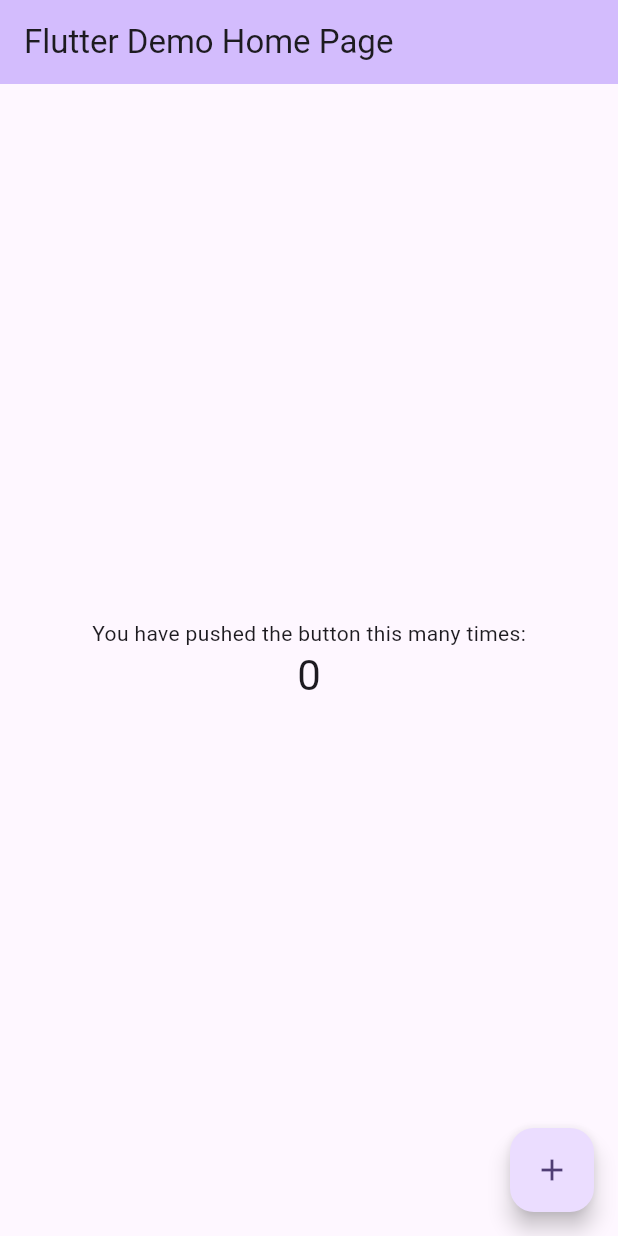
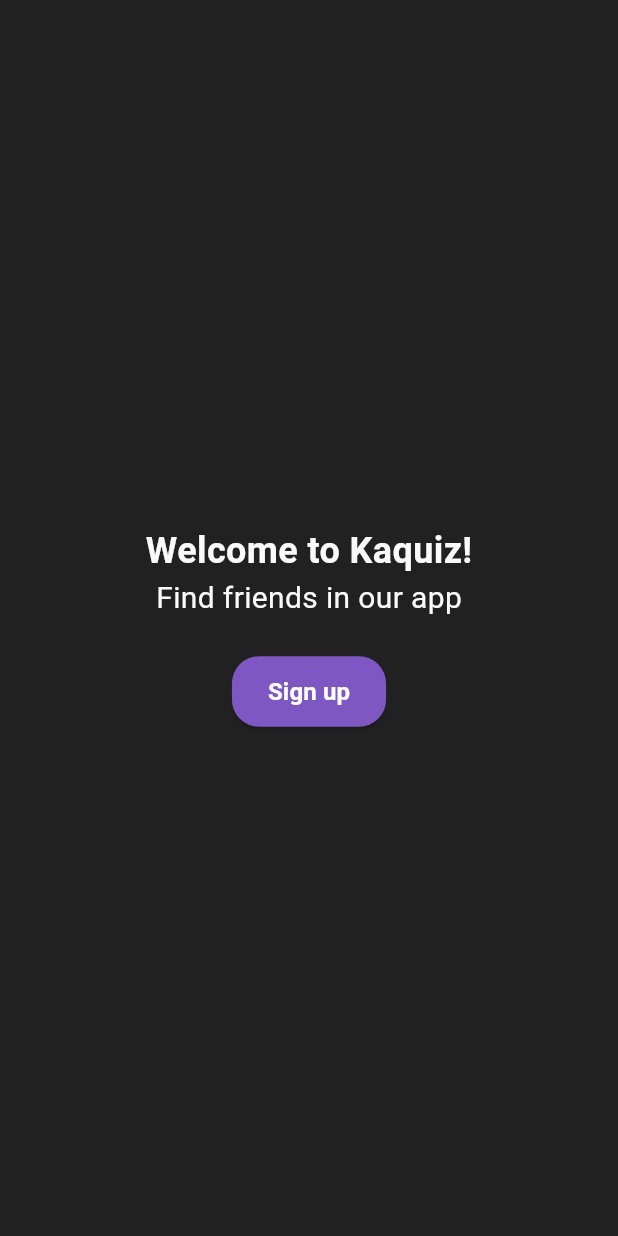
Before and after one commit to Svitlana213/findFriendsApp, a Flutter app: the screen it shows after launch, on a phone screen of 412 x 824 dp. Run offline on Flutter 3.47's test engine with Material 3 defaults, Android fonts, the phone set to English and light mode, and no system bars.

Commit message:
screens ui

```diff
--- a/lib/main.dart
+++ b/lib/main.dart
@@ -1,4 +1,5 @@
 import 'package:flutter/material.dart';
+import 'package:kaquizz/screens/welcomeScreen.dart';
 
 void main() {
   runApp(const MyApp());
@@ -12,114 +13,12 @@ class MyApp extends StatelessWidget {
   Widget build(BuildContext context) {
     return MaterialApp(
       title: 'Flutter Demo',
+      debugShowCheckedModeBanner: false,
       theme: ThemeData(
-        // This is the theme of your application.
-        //
-        // TRY THIS: Try running your application with "flutter run". You'll see
-        // the application has a purple toolbar. Then, without quitting the app,
-        // try changing the seedColor in the colorScheme below to Colors.green
-        // and then invoke "hot reload" (save your changes or press the "hot
-        // reload" button in a Flutter-supported IDE, or press "r" if you used
-        // the command line to start the app).
-        //
-        // Notice that the counter didn't reset back to zero; the application
-        // state is not lost during the reload. To reset the state, use hot
-        // restart instead.
-        //
-        // This works for code too, not just values: Most code changes can be
-        // tested with just a hot reload.
         colorScheme: ColorScheme.fromSeed(seedColor: Colors.deepPurple),
         useMaterial3: true,
       ),
-      home: const MyHomePage(title: 'Flutter Demo Home Page'),
+      home: WelcomeScreen(),
     );
   }
 }
-
-class MyHomePage extends StatefulWidget {
-  const MyHomePage({super.key, required this.title});
-
-  // This widget is the home page of your application. It is stateful, meaning
-  // that it has a State object (defined below) that contains fields that affect
-  // how it looks.
-
-  // This class is the configuration for the state. It holds the values (in this
-  // case the title) provided by the parent (in this case the App widget) and
-  // used by the build method of the State. Fields in a Widget subclass are
-  // always marked "final".
-
-  final String title;
-
-  @override
-  State<MyHomePage> createState() => _MyHomePageState();
-}
-
-class _MyHomePageState extends State<MyHomePage> {
-  int _counter = 0;
-
-  void _incrementCounter() {
-    setState(() {
-      // This call to setState tells the Flutter framework that something has
-      // changed in this State, which causes it to rerun the build method below
-      // so that the display can reflect the updated values. If we changed
-      // _counter without calling setState(), then the build method would not be
-      // called again, and so nothing would appear to happen.
-      _counter++;
-    });
-  }
-
-  @override
-  Widget build(BuildContext context) {
-    // This method is rerun every time setState is called, for instance as done
-    // by the _incrementCounter method above.
-    //
-    // The Flutter framework has been optimized to make rerunning build methods
-    // fast, so that you can just rebuild anything that needs updating rather
-    // than having to individually change instances of widgets.
-    return Scaffold(
-      appBar: AppBar(
-        // TRY THIS: Try changing the color here to a specific color (to
-        // Colors.amber, perhaps?) and trigger a hot reload to see the AppBar
-        // change color while the other colors stay the same.
-        backgroundColor: Theme.of(context).colorScheme.inversePrimary,
-        // Here we take the value from the MyHomePage object that was created by
-        // the App.build method, and use it to set our appbar title.
-        title: Text(widget.title),
-      ),
-      body: Center(
-        // Center is a layout widget. It takes a single child and positions it
-        // in the middle of the parent.
-        child: Column(
-          // Column is also a layout widget. It takes a list of children and
-          // arranges them vertically. By default, it sizes itself to fit its
-          // children horizontally, and tries to be as tall as its parent.
-          //
-          // Column has various properties to control how it sizes itself and
-          // how it positions its children. Here we use mainAxisAlignment to
-          // center the children vertically; the main axis here is the vertical
-          // axis because Columns are vertical (the cross axis would be
-          // horizontal).
-          //
-          // TRY THIS: Invoke "debug painting" (choose the "Toggle Debug Paint"
-          // action in the IDE, or press "p" in the console), to see the
-          // wireframe for each widget.
-          mainAxisAlignment: MainAxisAlignment.center,
-          children: <Widget>[
-            const Text(
-              'You have pushed the button this many times:',
-            ),
-            Text(
-              '$_counter',
-              style: Theme.of(context).textTheme.headlineMedium,
-            ),
-          ],
-        ),
-      ),
-      floatingActionButton: FloatingActionButton(
-        onPressed: _incrementCounter,
-        tooltip: 'Increment',
-        child: const Icon(Icons.add),
-      ), // This trailing comma makes auto-formatting nicer for build methods.
-    );
-  }
-}
--- /dev/null
+++ b/lib/screens/welcomeScreen.dart
@@ -0,0 +1,55 @@
+import 'package:flutter/cupertino.dart';
+import 'package:flutter/material.dart';
+import 'package:kaquizz/widgets/primaryButtonWidget.dart';
+import '../values/colors.dart';
+import 'myProfile.dart';
+
+class WelcomeScreen extends StatelessWidget {
+  @override
+  Widget build(BuildContext context) {
+    return Scaffold(
+      backgroundColor: bg,
+      body: Center(
+        child: Stack(
+          alignment: Alignment.center,
+          children: [
+            Positioned(
+              top: 350,
+              child: Column(
+                mainAxisAlignment: MainAxisAlignment.center,
+                children: [
+                  Container(
+                    child: Text(
+                      'Welcome to Kaquiz!',
+                      style: TextStyle(color: white, fontSize: 24, fontWeight: FontWeight.w600),
+                    ),
+                  ),
+                  Container(
+                    child: Text(
+                      'Find friends in our app',
+                      style: TextStyle(color: white, fontSize: 20),
+                    ),
+                  ),
+                  SizedBox(height: 24),
+                  Row(
+                    mainAxisAlignment: MainAxisAlignment.center,
+                    children: [
+                      PrimaryButtonWidget(
+                          text: 'Sign up',
+                          onPressed: (){
+                            Navigator.push(
+                                context,
+                                MaterialPageRoute(builder: (context) => MyProfile()));
+                          }
+                      )
+                    ],
+                  ),
+                ],
+              ),
+            )
+          ],
+        ),
+      ),
+    );
+  }
+}
--- /dev/null
+++ b/lib/values/colors.dart
@@ -0,0 +1,7 @@
+import 'package:flutter/material.dart';
+
+var white = Colors.grey[50];
+var bg = Colors.grey[900];
+var purple = Colors.deepPurple[400];
+var cardBg = Colors.grey[850];
+var transparent = Colors.transparent;
--- /dev/null
+++ b/lib/widgets/primaryButtonWidget.dart
@@ -0,0 +1,31 @@
+import 'package:flutter/material.dart';
+import 'package:kaquizz/values/colors.dart';
+
+class PrimaryButtonWidget extends StatelessWidget {
+  final String text;
+  final VoidCallback onPressed;
+
+  PrimaryButtonWidget({required this.text, required this.onPressed});
+
+  @override
+  Widget build(BuildContext context) {
+    return ElevatedButton(
+      onPressed: onPressed,
+      style: ElevatedButton.styleFrom(
+        backgroundColor: purple,
+        padding: EdgeInsets.symmetric(vertical: 12, horizontal: 24),
+        shape: RoundedRectangleBorder(
+          borderRadius: BorderRadius.circular(18),
+        ),
+      ),
+      child: Text(
+        text,
+        style: TextStyle(
+          color: Colors.white,
+          fontSize: 16,
+          fontWeight: FontWeight.w700,
+        ),
+      ),
+    );
+  }
+}
```
Also changed, not shown: lib/screens/myProfile.dart (added, +53 -0 lines), lib/screens/userProfile.dart (added, +35 -0 lines), lib/widgets/appBarWidget.dart (added, +31 -0 lines), lib/widgets/notificationsWidget.dart (added, +23 -0 lines), lib/widgets/secondaryButtonWidget.dart (added, +33 -0 lines), lib/widgets/userCardWidget.dart (added, +37 -0 lines), lib/screens/notification.dart (added).
